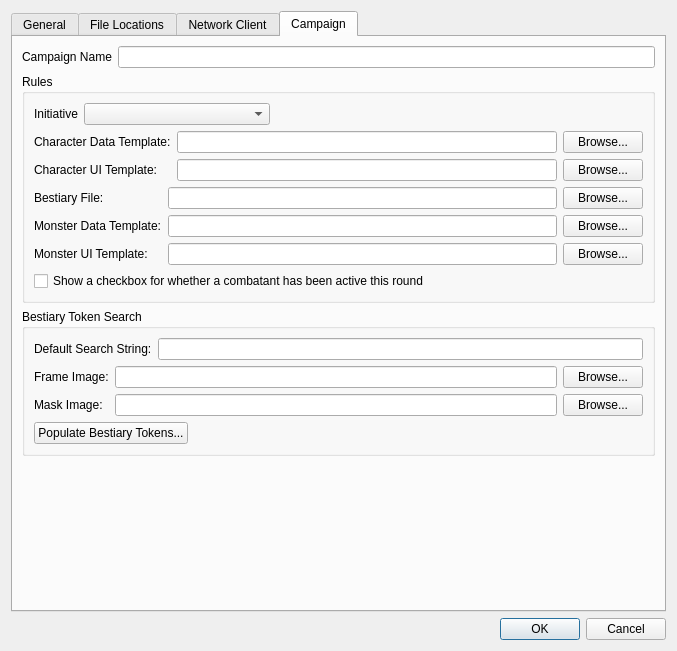
Before: the Qt Designer form DMHelper/src/optionsdialog.ui in MMetze/DMHelper, drawn with Qt 5.
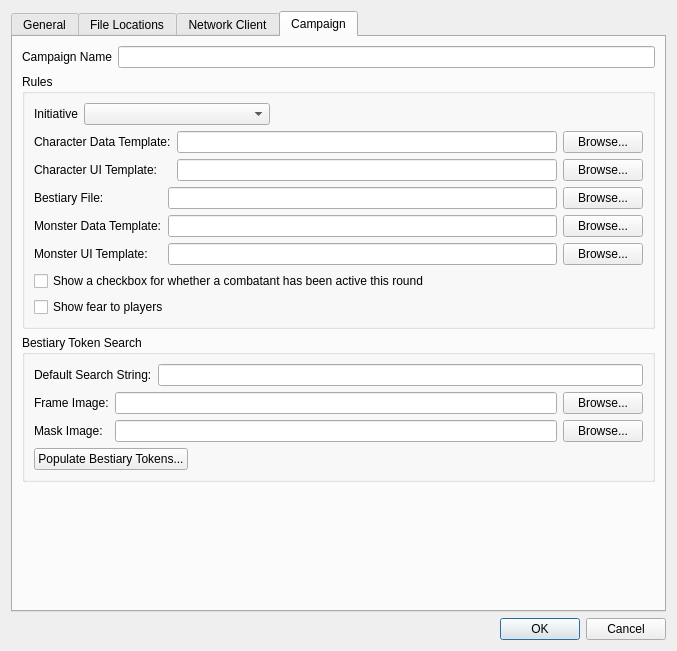
After: the same form once the commit is applied. The open tabs and pages were chosen to show the change. Icons and pictures are not drawn.

The edit to the form file:
```diff
--- a/DMHelper/src/optionsdialog.ui
+++ b/DMHelper/src/optionsdialog.ui
@@ -1004,6 +1004,17 @@
             </property>
            </widget>
           </item>
+          <item>
+           <widget class="QCheckBox" name="chkShowFear">
+            <property name="text">
+             <string>Show fear to players</string>
+            </property>
+            <property name="icon">
+             <iconset resource="resources.qrc">
+              <normaloff>:/img/data/img/hood.png</normaloff>:/img/data/img/hood.png</iconset>
+            </property>
+           </widget>
+          </item>
          </layout>
         </widget>
        </item>
```
Left out of the diff: 4 changed lines with no effect on the pictures.
